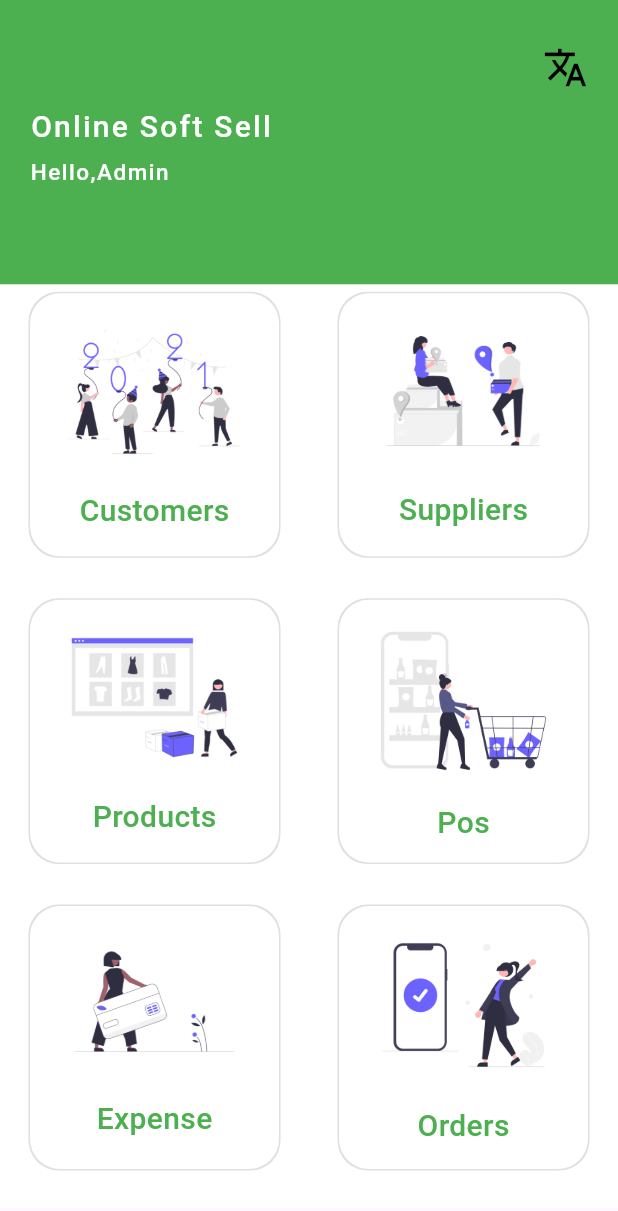
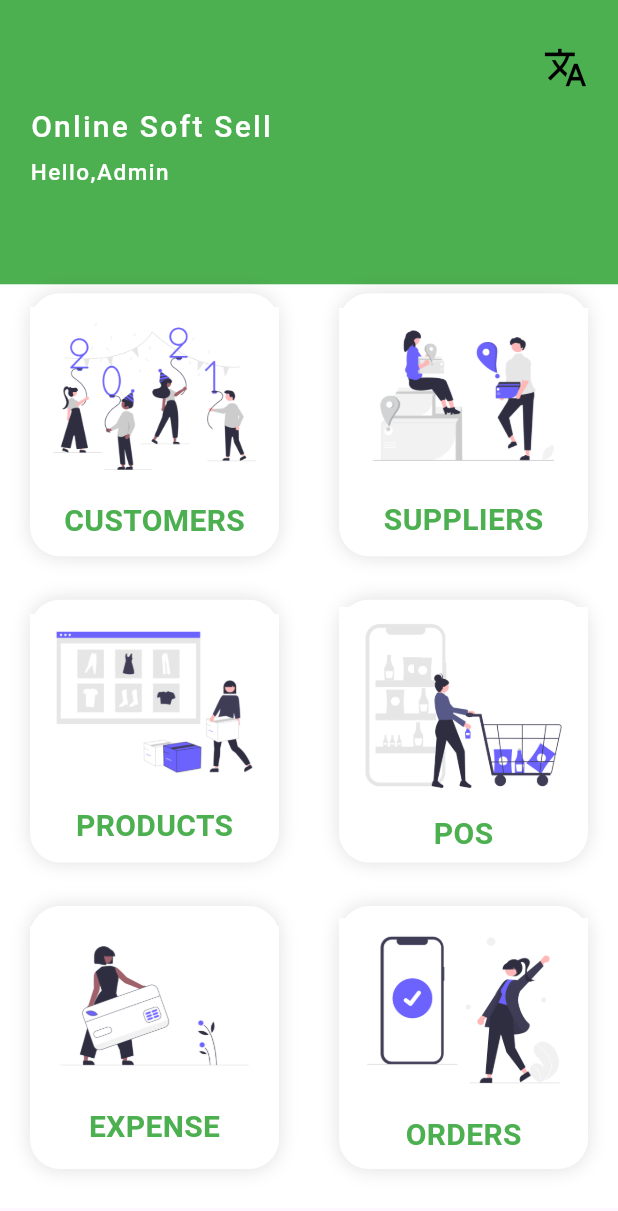
Before and after one commit to AnhaC231441/dashboard, a Flutter app: the screen it shows after launch, on a phone screen of 412 x 824 dp. Shown: the top 1211 px of the screen. Run offline on Flutter 3.47's test engine with Material 3 defaults, Android fonts, the phone set to English and light mode, and no system bars.

Commit message:
Initial commit

```diff
--- a/lib/home_page.dart
+++ b/lib/home_page.dart
@@ -12,12 +12,12 @@ class HomePage extends StatelessWidget {
   ];
 
   List titles=[
-    "Customers",
-    "Suppliers",
-    "Products",
-    "Pos",
-    "Expense",
-    "Orders",
+    "CUSTOMERS",
+    "SUPPLIERS",
+    "PRODUCTS",
+    "POS",
+    "EXPENSE",
+    "ORDERS",
   ];
 
 
@@ -131,8 +131,8 @@ class HomePage extends StatelessWidget {
                                   boxShadow: [
                                     BoxShadow(
                                       color:Colors.black12,
-                                      spreadRadius: 1,
-                                     // blurRadius: 13,
+
+                                      blurRadius: 10,
                                     ),
                                  ],
                               ),
@@ -140,12 +140,12 @@ class HomePage extends StatelessWidget {
                                 mainAxisAlignment: MainAxisAlignment.spaceEvenly,
                                 children: [
                                   Image.asset(imgData[index],
-                                  width: 140,
+                                  width: 180,
                                   ),
                                   Text(
                                     titles[index],
                                     style: TextStyle(
-                                      fontSize: 20,color: Colors.green,fontWeight: FontWeight.w500
+                                      fontSize: 20,color: Colors.green,fontWeight: FontWeight.w600
 
                                     ),
                                   ),
```
Also changed, not shown: assets/images/img.png (added), assets/images/img_1.png (added), pubspec.lock, 1 other file.
